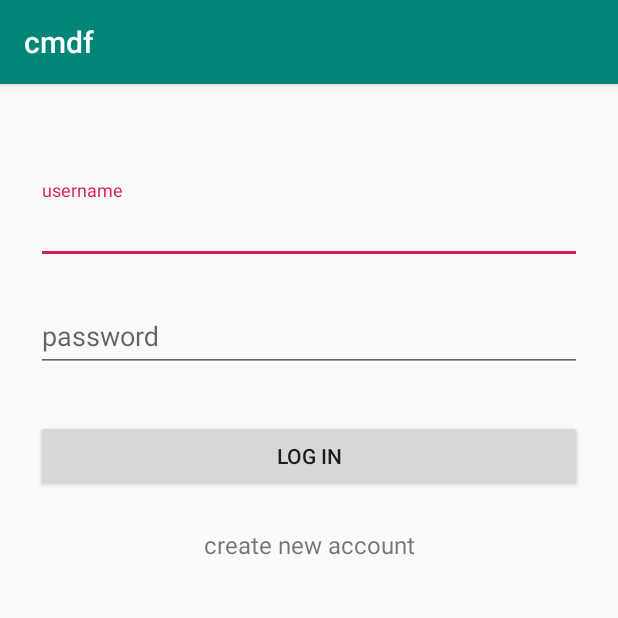
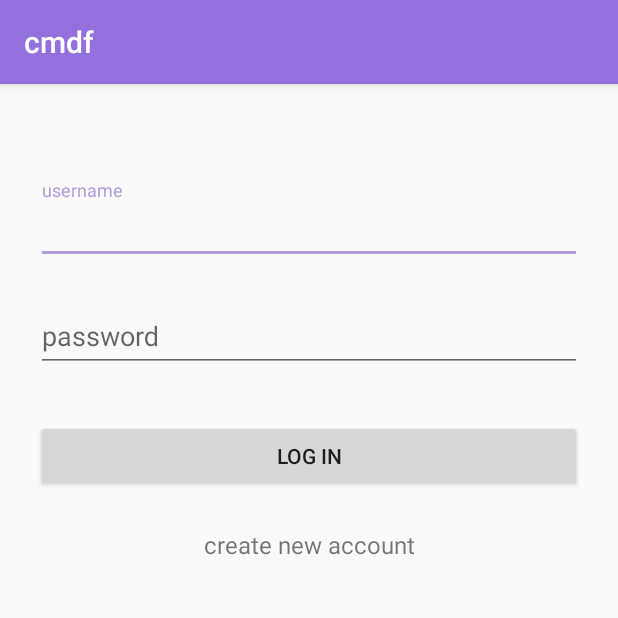
Before and after one commit to anhyesun/ShareChore, an Android app: the screen it shows after launch (LoginActivity), on a phone screen of 412 x 824 dp, the top half of it. Run offline under Robolectric (Android 15) with nearby library versions, the phone set to English and light mode, and no system bars; our stand-ins replace ButterKnife.

Commit message:
changed colors in app theme

```diff
--- a/app/src/main/res/drawable/ic_chart_pie_solid.xml
+++ b/app/src/main/res/drawable/ic_chart_pie_solid.xml
@@ -4,5 +4,5 @@
     android:viewportWidth="544"
     android:width="24dp"
     xmlns:android="http://schemas.android.com/apk/res/android">
-    <path  android:pathData="M527.79,288L290.5,288l158.03,158.03c6.04,6.04 15.98,6.53 22.19,0.68 38.7,-36.46 65.32,-85.61 73.13,-140.86 1.34,-9.46 -6.51,-17.85 -16.06,-17.85zM511.96,223.2C503.72,103.74 408.26,8.28 288.8,0.04 279.68,-0.59 272,7.1 272,16.24L272,240h223.77c9.14,0 16.82,-7.68 16.19,-16.8zM224,288L224,50.71c0,-9.55 -8.39,-17.4 -17.84,-16.06C86.99,51.49 -4.1,155.6 0.14,280.37 4.5,408.51 114.83,513.59 243.03,511.98c50.4,-0.63 96.97,-16.87 135.26,-44.03 7.9,-5.6 8.42,-17.23 1.57,-24.08L224,288z"/>
+    <path android:fillColor="#FFFFFF" android:pathData="M527.79,288L290.5,288l158.03,158.03c6.04,6.04 15.98,6.53 22.19,0.68 38.7,-36.46 65.32,-85.61 73.13,-140.86 1.34,-9.46 -6.51,-17.85 -16.06,-17.85zM511.96,223.2C503.72,103.74 408.26,8.28 288.8,0.04 279.68,-0.59 272,7.1 272,16.24L272,240h223.77c9.14,0 16.82,-7.68 16.19,-16.8zM224,288L224,50.71c0,-9.55 -8.39,-17.4 -17.84,-16.06C86.99,51.49 -4.1,155.6 0.14,280.37 4.5,408.51 114.83,513.59 243.03,511.98c50.4,-0.63 96.97,-16.87 135.26,-44.03 7.9,-5.6 8.42,-17.23 1.57,-24.08L224,288z"/>
 </vector>
--- a/app/src/main/res/drawable/ic_tasks_solid.xml
+++ b/app/src/main/res/drawable/ic_tasks_solid.xml
@@ -1,5 +1,5 @@
 <vector android:height="24dp"
     android:viewportHeight="512"
     android:viewportWidth="512" android:width="24dp" xmlns:android="http://schemas.android.com/apk/res/android">
-    <path  android:pathData="M208,132h288c8.8,0 16,-7.2 16,-16L512,76c0,-8.8 -7.2,-16 -16,-16L208,60c-8.8,0 -16,7.2 -16,16v40c0,8.8 7.2,16 16,16zM208,292h288c8.8,0 16,-7.2 16,-16v-40c0,-8.8 -7.2,-16 -16,-16L208,220c-8.8,0 -16,7.2 -16,16v40c0,8.8 7.2,16 16,16zM208,452h288c8.8,0 16,-7.2 16,-16v-40c0,-8.8 -7.2,-16 -16,-16L208,380c-8.8,0 -16,7.2 -16,16v40c0,8.8 7.2,16 16,16zM64,368c-26.5,0 -48.6,21.5 -48.6,48s22.1,48 48.6,48 48,-21.5 48,-48 -21.5,-48 -48,-48zM156.5,69l-72.2,72.2 -15.6,15.6c-4.7,4.7 -12.9,4.7 -17.6,0L3.5,109.4c-4.7,-4.7 -4.7,-12.3 0,-17l15.7,-15.7c4.7,-4.7 12.3,-4.7 17,0l22.7,22.1 63.7,-63.3c4.7,-4.7 12.3,-4.7 17,0l17,16.5c4.6,4.7 4.6,12.3 -0.1,17zM156.5,228.6l-72.2,72.2 -15.7,15.7c-4.7,4.7 -12.9,4.7 -17.6,0L3.5,269c-4.7,-4.7 -4.7,-12.3 0,-17l15.7,-15.7c4.7,-4.7 12.3,-4.7 17,0l22.7,22.1 63.7,-63.7c4.7,-4.7 12.3,-4.7 17,0l17,17c4.6,4.6 4.6,12.2 -0.1,16.9z"/>
+    <path android:fillColor="#FFFFFF" android:pathData="M208,132h288c8.8,0 16,-7.2 16,-16L512,76c0,-8.8 -7.2,-16 -16,-16L208,60c-8.8,0 -16,7.2 -16,16v40c0,8.8 7.2,16 16,16zM208,292h288c8.8,0 16,-7.2 16,-16v-40c0,-8.8 -7.2,-16 -16,-16L208,220c-8.8,0 -16,7.2 -16,16v40c0,8.8 7.2,16 16,16zM208,452h288c8.8,0 16,-7.2 16,-16v-40c0,-8.8 -7.2,-16 -16,-16L208,380c-8.8,0 -16,7.2 -16,16v40c0,8.8 7.2,16 16,16zM64,368c-26.5,0 -48.6,21.5 -48.6,48s22.1,48 48.6,48 48,-21.5 48,-48 -21.5,-48 -48,-48zM156.5,69l-72.2,72.2 -15.6,15.6c-4.7,4.7 -12.9,4.7 -17.6,0L3.5,109.4c-4.7,-4.7 -4.7,-12.3 0,-17l15.7,-15.7c4.7,-4.7 12.3,-4.7 17,0l22.7,22.1 63.7,-63.3c4.7,-4.7 12.3,-4.7 17,0l17,16.5c4.6,4.7 4.6,12.3 -0.1,17zM156.5,228.6l-72.2,72.2 -15.7,15.7c-4.7,4.7 -12.9,4.7 -17.6,0L3.5,269c-4.7,-4.7 -4.7,-12.3 0,-17l15.7,-15.7c4.7,-4.7 12.3,-4.7 17,0l22.7,22.1 63.7,-63.7c4.7,-4.7 12.3,-4.7 17,0l17,17c4.6,4.6 4.6,12.2 -0.1,16.9z"/>
 </vector>
--- a/app/src/main/res/layout/activity_login.xml
+++ b/app/src/main/res/layout/activity_login.xml
@@ -24,7 +24,8 @@
                 <android.support.design.widget.TextInputEditText
                     android:layout_width="match_parent"
                     android:layout_height="wrap_content"
-                    android:hint="@string/user"/>
+                    android:hint="@string/user"
+                    />
 
             </android.support.design.widget.TextInputLayout>
 
--- a/app/src/main/res/menu/menu_bottom.xml
+++ b/app/src/main/res/menu/menu_bottom.xml
@@ -8,7 +8,8 @@
         android:id="@+id/menu_overview"
         android:icon="@drawable/ic_home_solid"
         android:title="Overview"
-        tools:ignore="HardcodedText" />
+        tools:ignore="HardcodedText"
+        />
 
     <item
         android:id="@+id/menu_my_tasks"
--- a/app/src/main/res/values/colors.xml
+++ b/app/src/main/res/values/colors.xml
@@ -1,7 +1,7 @@
 <?xml version="1.0" encoding="utf-8"?>
 <resources>
-    <color name="colorPrimary">#008577</color>
-    <color name="colorPrimaryDark">#00574B</color>
-    <color name="colorAccent">#D81B60</color>
+    <color name="colorPrimary">#9370DB</color>
+    <color name="colorPrimaryDark">#778899</color>
+    <color name="colorAccent">#b19cd9</color>
     <color name="white">#ffffff</color>
 </resources>
```
Also changed, not shown: app/src/main/java/com/example/naoreen/cmdf/HomeActivity.java (+10 -0 lines), app/src/main/res/drawable/ic_home_solid.xml (+5 -2 lines).
